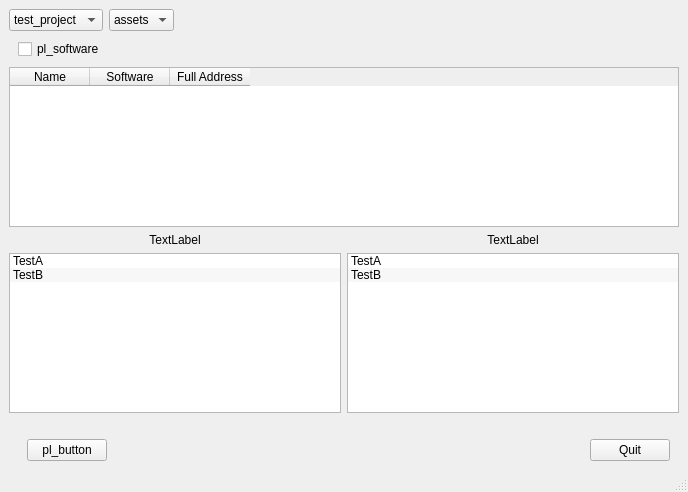
Old version of the form manager/ui/qt/window.ui in the repository Oreyato/Pipeline22.
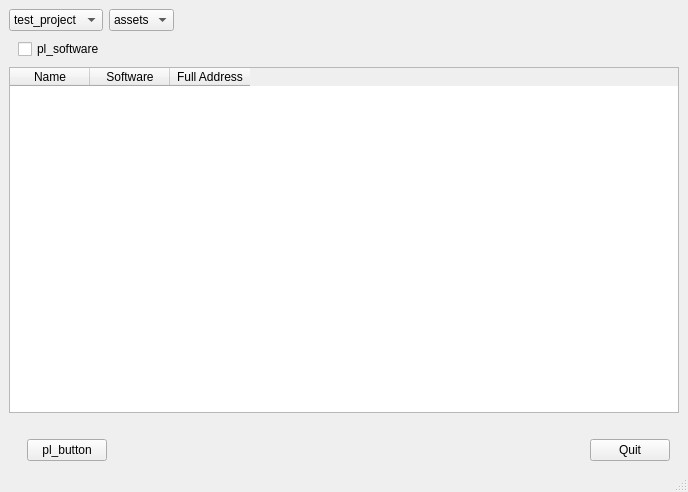
New version of the form.

Commit message: feat: dynamic list creation - no duplicates

```diff
--- a/manager/ui/qt/window.ui
+++ b/manager/ui/qt/window.ui
@@ -191,68 +191,9 @@
       </item>
       <item>
        <layout class="QHBoxLayout" name="entity_lists_layout">
-        <item>
-         <layout class="QVBoxLayout" name="entity_part_list_layout">
-          <item>
-           <widget class="QLabel" name="entity_part_label">
-            <property name="text">
-             <string>TextLabel</string>
-            </property>
-            <property name="alignment">
-             <set>Qt::AlignCenter</set>
-            </property>
-           </widget>
-          </item>
-          <item>
-           <widget class="QListWidget" name="entity_part_list_widget">
-            <property name="alternatingRowColors">
-             <bool>true</bool>
-            </property>
-            <item>
-             <property name="text">
-              <string>TestA</string>
-             </property>
-            </item>
-            <item>
-             <property name="text">
-              <string>TestB</string>
-             </property>
-            </item>
-           </widget>
-          </item>
-         </layout>
-        </item>
-        <item>
-         <layout class="QVBoxLayout" name="entity_part_list_layout_2">
-          <item>
-           <widget class="QLabel" name="entity_part_label_2">
-            <property name="text">
-             <string>TextLabel</string>
-            </property>
-            <property name="alignment">
-             <set>Qt::AlignCenter</set>
-            </property>
-           </widget>
-          </item>
-          <item>
-           <widget class="QListWidget" name="entity_part_list_widget_2">
-            <property name="alternatingRowColors">
-             <bool>true</bool>
-            </property>
-            <item>
-             <property name="text">
-              <string>TestA</string>
-             </property>
-            </item>
-            <item>
-             <property name="text">
-              <string>TestB</string>
-             </property>
-            </item>
-           </widget>
-          </item>
-         </layout>
-        </item>
+        <property name="spacing">
+         <number>6</number>
+        </property>
        </layout>
       </item>
       <item>
```
The commit also changes 5 other files.
